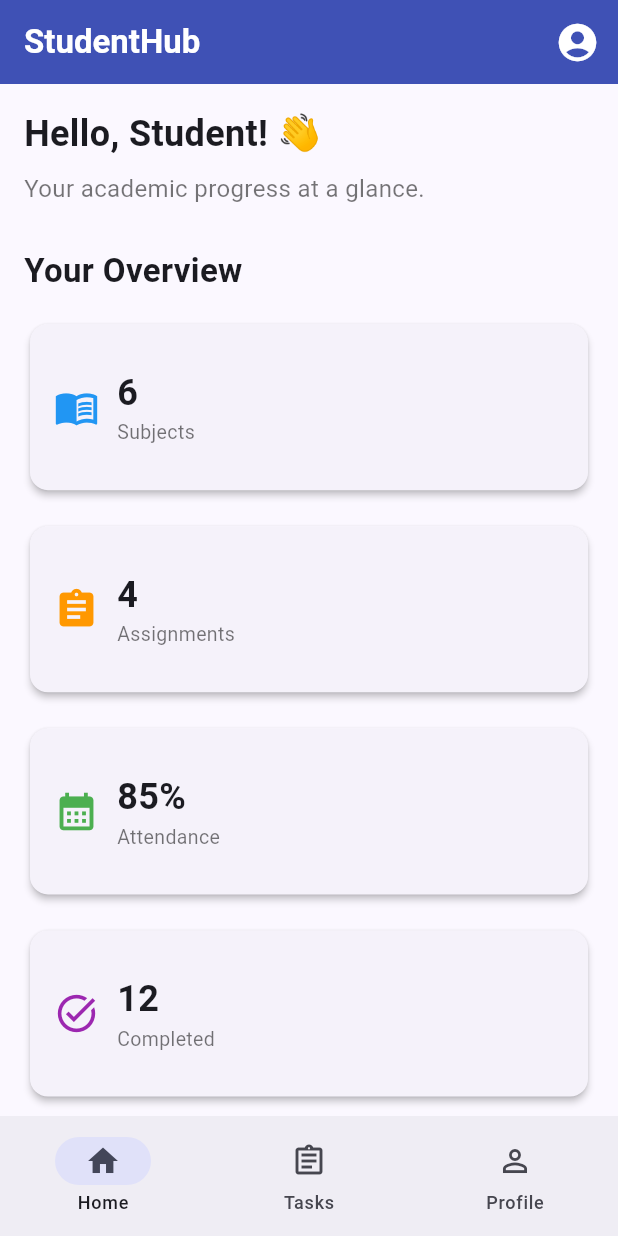
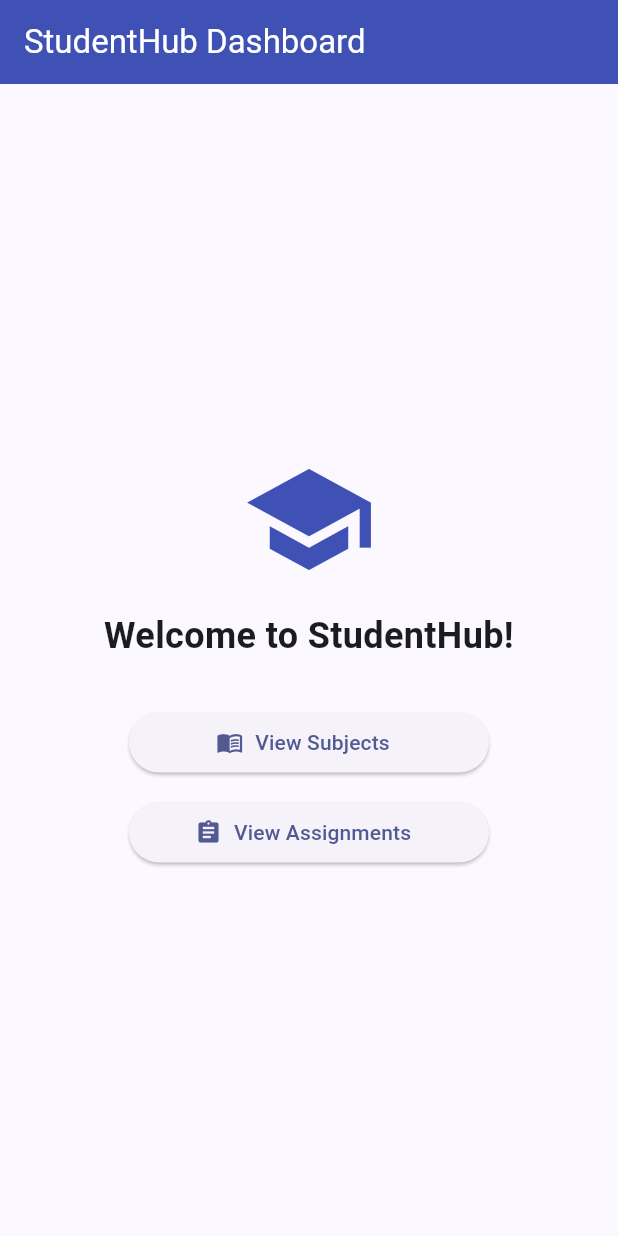
Before and after one commit to jaswanth-coder535/StudentHub-Flutter-Lab, a Flutter app: the screen it shows after launch, on a phone screen of 412 x 824 dp. Run offline on Flutter 3.47's test engine with Material 3 defaults, Android fonts, the phone set to English and light mode, and no system bars.

Commit message:
Add Experiment 4 Flutter navigation

```diff
--- a/studenthub_app/lib/main.dart
+++ b/studenthub_app/lib/main.dart
@@ -10,219 +10,75 @@ class StudentHubApp extends StatelessWidget {
   @override
   Widget build(BuildContext context) {
     return MaterialApp(
-      title: 'StudentHub',
+      title: 'StudentHub Navigation',
       debugShowCheckedModeBanner: false,
       theme: ThemeData(
         colorScheme: ColorScheme.fromSeed(seedColor: Colors.indigo),
         useMaterial3: true,
       ),
-      home: const ResponsiveDashboard(),
+      home: const DashboardScreen(),
     );
   }
 }
 
-class ResponsiveDashboard extends StatelessWidget {
-  const ResponsiveDashboard({super.key});
+// SCREEN 1: DASHBOARD
+class DashboardScreen extends StatelessWidget {
+  const DashboardScreen({super.key});
 
   @override
   Widget build(BuildContext context) {
     return Scaffold(
       appBar: AppBar(
-        title: const Text(
-          'StudentHub',
-          style: TextStyle(fontWeight: FontWeight.bold),
-        ),
+        title: const Text('StudentHub Dashboard'),
         backgroundColor: Colors.indigo,
         foregroundColor: Colors.white,
-        actions: const [
-          Padding(
-            padding: EdgeInsets.all(12),
-            child: Icon(Icons.account_circle, size: 30),
       ),
-        ],
+      body: Center(
+        child: Padding(
+          padding: const EdgeInsets.all(24),
+          child: Column(
+            mainAxisAlignment: MainAxisAlignment.center,
+            children: [
+              const Icon(Icons.school, size: 90, color: Colors.indigo),
+              const SizedBox(height: 16),
+              const Text(
+                'Welcome to StudentHub!',
+                style: TextStyle(fontSize: 24, fontWeight: FontWeight.bold),
+                textAlign: TextAlign.center,
               ),
+              const SizedBox(height: 30),
 
-      // Adjust the layout according to the available width.
-      body: LayoutBuilder(
-        builder: (context, constraints) {
-          final width = constraints.maxWidth;
-
-          final isMobile = width < 600;
-          final isTablet = width >= 600 && width < 1000;
-
-          final int columns;
-
-          if (isMobile) {
-            columns = 1;
-          } else if (isTablet) {
-            columns = 2;
-          } else {
-            columns = 4;
-          }
-
-          final double pagePadding = isMobile ? 16 : 28;
-
-          return SingleChildScrollView(
-            padding: EdgeInsets.all(pagePadding),
-            child: Center(
-              child: ConstrainedBox(
-                constraints: const BoxConstraints(maxWidth: 1400),
-                child: Column(
-                  crossAxisAlignment: CrossAxisAlignment.start,
-                  children: [
-                    Text(
-                      'Hello, Student! 👋',
-                      style: TextStyle(
-                        fontSize: isMobile ? 24 : 30,
-                        fontWeight: FontWeight.bold,
+              SizedBox(
+                width: 240,
+                child: ElevatedButton.icon(
+                  icon: const Icon(Icons.menu_book),
+                  label: const Text('View Subjects'),
+                  onPressed: () {
+                    Navigator.push(
+                      context,
+                      MaterialPageRoute(
+                        builder: (context) => const SubjectsScreen(),
+                      ),
+                    );
+                  },
                 ),
               ),
 
-                    const SizedBox(height: 8),
+              const SizedBox(height: 12),
 
-                    const Text(
-                      'Your academic progress at a glance.',
-                      style: TextStyle(fontSize: 16, color: Colors.black54),
+              SizedBox(
+                width: 240,
+                child: ElevatedButton.icon(
+                  icon: const Icon(Icons.assignment),
+                  label: const Text('View Assignments'),
+                  onPressed: () {
+                    Navigator.push(
+                      context,
+                      MaterialPageRoute(
+                        builder: (context) => const AssignmentsScreen(),
                       ),
-
-                    const SizedBox(height: 28),
-
-                    const Text(
-                      'Your Overview',
-                      style: TextStyle(
-                        fontSize: 22,
-                        fontWeight: FontWeight.bold,
-                      ),
-                    ),
-
-                    const SizedBox(height: 16),
-
-                    // Responsive summary card grid.
-                    GridView.count(
-                      crossAxisCount: columns,
-                      crossAxisSpacing: 16,
-                      mainAxisSpacing: 16,
-                      childAspectRatio: isMobile ? 3.2 : 1.5,
-                      shrinkWrap: true,
-                      physics: const NeverScrollableScrollPhysics(),
-                      children: const [
-                        SummaryCard(
-                          title: 'Subjects',
-                          value: '6',
-                          icon: Icons.menu_book,
-                          color: Colors.blue,
-                        ),
-                        SummaryCard(
-                          title: 'Assignments',
-                          value: '4',
-                          icon: Icons.assignment,
-                          color: Colors.orange,
-                        ),
-                        SummaryCard(
-                          title: 'Attendance',
-                          value: '85%',
-                          icon: Icons.calendar_month,
-                          color: Colors.green,
-                        ),
-                        SummaryCard(
-                          title: 'Completed',
-                          value: '12',
-                          icon: Icons.task_alt,
-                          color: Colors.purple,
-                        ),
-                      ],
-                    ),
-
-                    const SizedBox(height: 32),
-
-                    const Text(
-                      'Upcoming Assignments',
-                      style: TextStyle(
-                        fontSize: 22,
-                        fontWeight: FontWeight.bold,
-                      ),
-                    ),
-
-                    const SizedBox(height: 16),
-
-                    // Assignment cards also adapt to screen width.
-                    if (isMobile)
-                      const Column(
-                        children: [
-                          AssignmentCard(
-                            title: 'Data Analytics',
-                            subtitle: 'Regression assignment',
-                            icon: Icons.analytics,
-                            color: Colors.blue,
-                          ),
-                          AssignmentCard(
-                            title: 'Flutter Development',
-                            subtitle: 'Create a user interface',
-                            icon: Icons.phone_android,
-                            color: Colors.deepPurple,
-                          ),
-                          AssignmentCard(
-                            title: 'Database Management',
-                            subtitle: 'Complete SQL exercises',
-                            icon: Icons.storage,
-                            color: Colors.teal,
-                          ),
-                        ],
-                      )
-                    else
-                      const Row(
-                        crossAxisAlignment: CrossAxisAlignment.start,
-                        children: [
-                          Expanded(
-                            child: AssignmentCard(
-                              title: 'Data Analytics',
-                              subtitle: 'Regression assignment',
-                              icon: Icons.analytics,
-                              color: Colors.blue,
-                            ),
-                          ),
-                          SizedBox(width: 16),
-                          Expanded(
-                            child: AssignmentCard(
-                              title: 'Flutter Development',
-                              subtitle: 'Create a user interface',
-                              icon: Icons.phone_android,
-                              color: Colors.deepPurple,
-                            ),
-                          ),
-                          SizedBox(width: 16),
-                          Expanded(
-                            child: AssignmentCard(
-                              title: 'Database Management',
-                              subtitle: 'Complete SQL exercises',
-                              icon: Icons.storage,
-                              color: Colors.teal,
-                            ),
-                          ),
-                        ],
-                      ),
-
-                    const SizedBox(height: 24),
-
-                    Container(
-                      width: double.infinity,
-                      padding: const EdgeInsets.all(20),
-                      decoration: BoxDecoration(
-                        color: Colors.indigo.shade50,
-                        borderRadius: BorderRadius.circular(16),
-                      ),
-                      child: const Row(
-                        children: [
-                          Icon(Icons.lightbulb, color: Colors.indigo, size: 32),
-                          SizedBox(width: 12),
-                          Expanded(
-                            child: Text(
-                              'Stay organized and keep learning '
-                              'every day!',
-                              style: TextStyle(fontSize: 16),
-                            ),
-                          ),
-                        ],
+                    );
+                  },
                 ),
               ),
             ],
@@ -230,110 +86,113 @@ class ResponsiveDashboard extends StatelessWidget {
         ),
       ),
     );
+  }
+}
+
+// SCREEN 2: SUBJECTS
+class SubjectsScreen extends StatelessWidget {
+  const SubjectsScreen({super.key});
+
+  final List<String> subjects = const [
+    'Data Structures',
+    'Database Management Systems',
+    'Operating Systems',
+    'Computer Networks',
+    'Software Engineering',
+  ];
+
+  @override
+  Widget build(BuildContext context) {
+    return Scaffold(
+      appBar: AppBar(
+        title: const Text('My Subjects'),
+        backgroundColor: Colors.indigo,
+        foregroundColor: Colors.white,
+      ),
+      body: ListView.builder(
+        padding: const EdgeInsets.all(16),
+        itemCount: subjects.length,
+        itemBuilder: (context, index) {
+          return Card(
+            child: ListTile(
+              leading: CircleAvatar(
+                backgroundColor: Colors.indigo.shade100,
+                child: Text('${index + 1}'),
+              ),
+              title: Text(subjects[index]),
+              subtitle: const Text('Academic subject'),
+              trailing: const Icon(Icons.arrow_forward_ios, size: 16),
+            ),
+          );
         },
-      ),
-
-      bottomNavigationBar: NavigationBar(
-        selectedIndex: 0,
-        destinations: const [
-          NavigationDestination(
-            icon: Icon(Icons.home_outlined),
-            selectedIcon: Icon(Icons.home),
-            label: 'Home',
-          ),
-          NavigationDestination(
-            icon: Icon(Icons.assignment_outlined),
-            label: 'Tasks',
-          ),
-          NavigationDestination(
-            icon: Icon(Icons.person_outline),
-            label: 'Profile',
-          ),
-        ],
       ),
     );
   }
 }
 
-// Reusable summary card.
-class SummaryCard extends StatelessWidget {
-  final String title;
-  final String value;
-  final IconData icon;
-  final Color color;
+// SCREEN 3: ASSIGNMENTS
+class AssignmentsScreen extends StatelessWidget {
+  const AssignmentsScreen({super.key});
 
-  const SummaryCard({
-    super.key,
-    required this.title,
-    required this.value,
-    required this.icon,
-    required this.color,
-  });
+  final List<Map<String, String>> assignments = const [
+    {
+      'title': 'Flutter UI Design',
+      'subject': 'Mobile Application Development',
+      'status': 'Pending',
+    },
+    {
+      'title': 'SQL Queries',
+      'subject': 'Database Management Systems',
+      'status': 'Completed',
+    },
+    {
+      'title': 'Data Structures Exercises',
+      'subject': 'Data Structures',
+      'status': 'Pending',
+    },
+    {
+      'title': 'Operating Systems Report',
+      'subject': 'Operating Systems',
+      'status': 'Completed',
+    },
+  ];
 
   @override
   Widget build(BuildContext context) {
+    return Scaffold(
+      appBar: AppBar(
+        title: const Text('My Assignments'),
+        backgroundColor: Colors.indigo,
+        foregroundColor: Colors.white,
+      ),
+      body: ListView.builder(
+        padding: const EdgeInsets.all(16),
+        itemCount: assignments.length,
+        itemBuilder: (context, index) {
+          final assignment = assignments[index];
+          final isCompleted = assignment['status'] == 'Completed';
+
           return Card(
-      elevation: 2,
-      child: Padding(
-        padding: const EdgeInsets.all(16),
-        child: Row(
-          children: [
-            Icon(icon, color: color, size: 30),
-            const SizedBox(width: 12),
-            Expanded(
-              child: Column(
-                mainAxisAlignment: MainAxisAlignment.center,
-                crossAxisAlignment: CrossAxisAlignment.start,
-                children: [
-                  Text(
-                    value,
-                    style: const TextStyle(
-                      fontSize: 24,
+            margin: const EdgeInsets.only(bottom: 12),
+            child: ListTile(
+              leading: Icon(
+                isCompleted ? Icons.check_circle : Icons.pending_actions,
+                color: isCompleted ? Colors.green : Colors.orange,
+                size: 32,
+              ),
+              title: Text(assignment['title']!),
+              subtitle: Text(assignment['subject']!),
+              trailing: Text(
+                assignment['status']!,
+                style: TextStyle(
+                  color: isCompleted ? Colors.green : Colors.orange,
                   fontWeight: FontWeight.bold,
                 ),
               ),
-                  Text(
-                    title,
-                    style: const TextStyle(fontSize: 13, color: Colors.black54),
             ),
-                ],
-              ),
-            ),
-          ],
-        ),
+          );
+        },
       ),
     );
   }
 }
-
-// Reusable assignment card.
-class AssignmentCard extends StatelessWidget {
-  final String title;
-  final String subtitle;
-  final IconData icon;
-  final Color color;
-
-  const AssignmentCard({
-    super.key,
-    required this.title,
-    required this.subtitle,
-    required this.icon,
-    required this.color,
-  });
-
-  @override
-  Widget build(BuildContext context) {
-    return Card(
-      margin: const EdgeInsets.only(bottom: 12),
-      child: ListTile(
-        contentPadding: const EdgeInsets.all(12),
-        leading: CircleAvatar(
-          backgroundColor: color.withAlpha(30),
-          child: Icon(icon, color: color),
-        ),
-        title: Text(title, style: const TextStyle(fontWeight: FontWeight.bold)),
-        subtitle: Text(subtitle),
-      ),
-    );
-  }
-}
```
Also changed, not shown: Experiment-04-Navigation/experiment4_navigation.dart (added, +198 -0 lines). Lines whose indentation alone changed are shown as unchanged.
